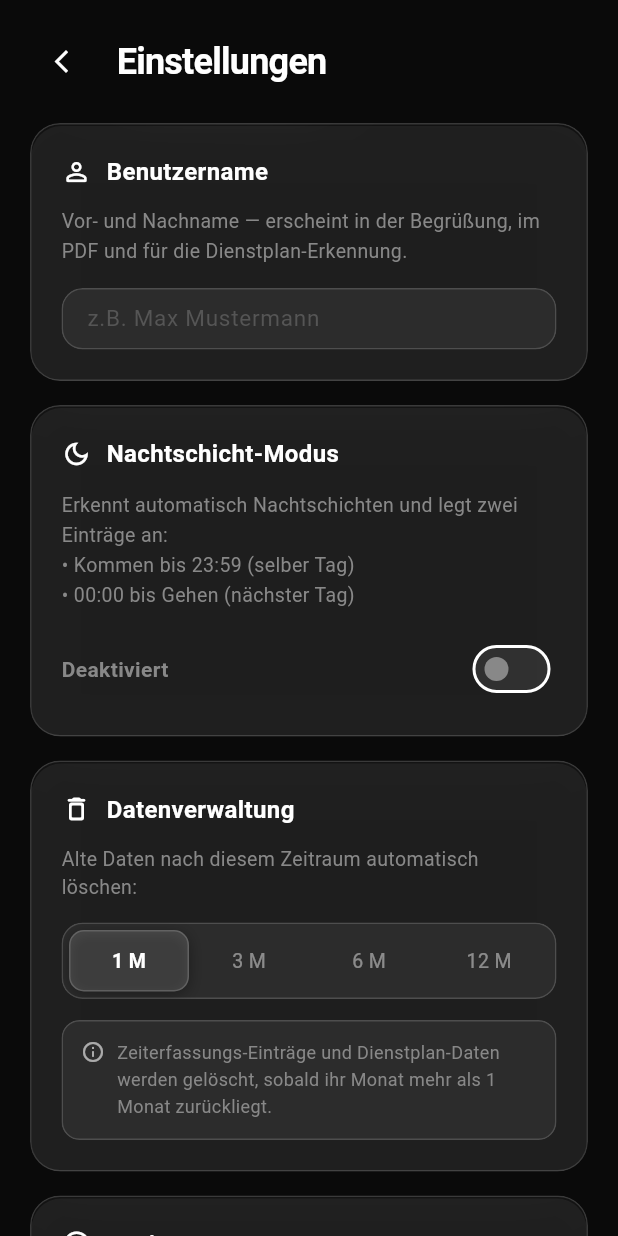
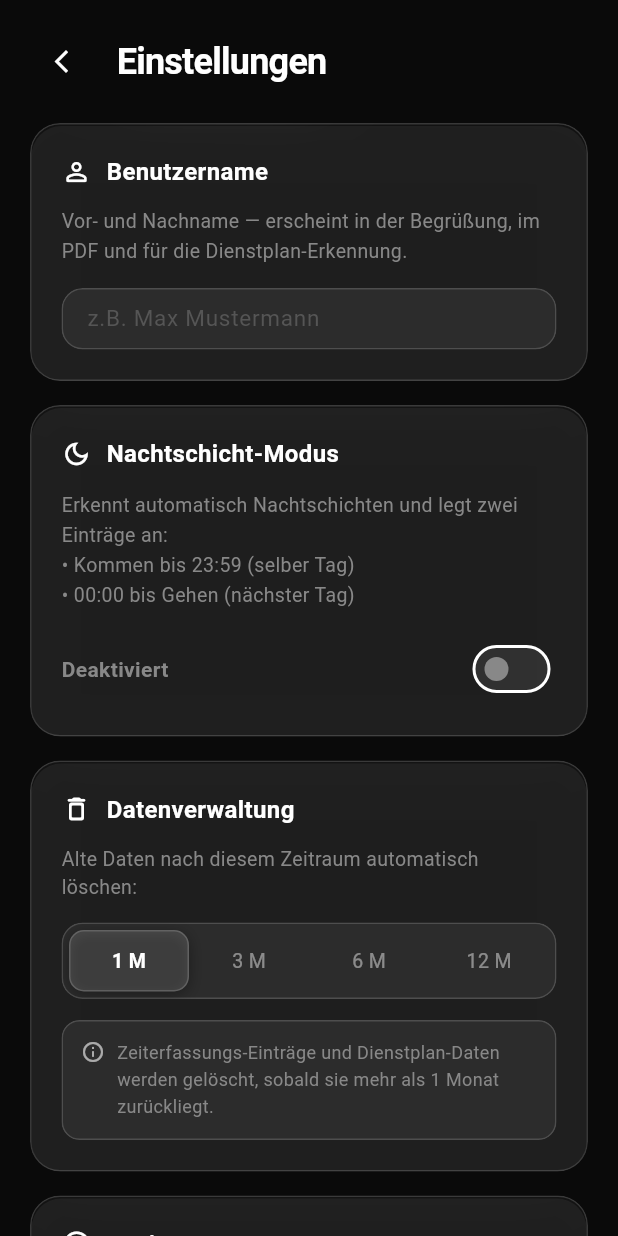
Before and after one commit to MarclKing/operationtimer, a Flutter app: the SettingsScreen screen opened directly, after a tap on an icon or button, on a phone screen of 412 x 824 dp. Run offline on Flutter 3.47's test engine with Material 3 defaults, Android fonts, the phone set to English and light mode, and no system bars; our stand-ins replace file_picker, hive_flutter, pdf, printing; missing offline and left inert: home_widget, receive_sharing_intent; accounts and stored records are empty.

Commit message:
Änderungen für v1.2.1

```diff
--- a/lib/main.dart
+++ b/lib/main.dart
@@ -17,6 +17,7 @@ import 'package:flutter/gestures.dart';
 import 'package:flutter/foundation.dart' show kIsWeb;
 import 'package:flutter/services.dart';
 import 'dart:convert';
+import 'utils/cleanup.dart';
 
 void main() async {
   WidgetsFlutterBinding.ensureInitialized();
@@ -24,6 +25,7 @@ void main() async {
   await Hive.openBox('arbeitszeiten');
   await Hive.openBox('einstellungen');
   _migrateOldEntries();
+  await runAutoCleanup();
   await initializeDateFormatting('de', null);
   runApp(const MyApp());
 }
--- a/lib/screens/settings_screen.dart
+++ b/lib/screens/settings_screen.dart
@@ -47,7 +47,6 @@ class _SettingsScreenState extends State<SettingsScreen> {
         box.get('nachtschicht_modus', defaultValue: false) as bool;
     _dienstplanDevMode =
         box.get('dienstplan_dev_placeholder', defaultValue: false) as bool;
-    _autoDeleteOldEntries();
   }
 
   @override
@@ -536,8 +535,12 @@ void _autoSaveName() {
                                             _deleteAfterMonths == months;
                                         return Expanded(
                                           child: GestureDetector(
-                                            onTap: () => setState(
-                                                () => _deleteAfterMonths = months),
+                                            onTap: () {
+                                              setState(() => _deleteAfterMonths = months);
+                                              Hive.box('einstellungen')
+                                                  .put('deleteAfterMonths', months);
+                                              _autoDeleteOldEntries();
+                                            },
                                             child: AnimatedContainer(
                                               duration: const Duration(
                                                   milliseconds: 200),
@@ -607,7 +610,7 @@ void _autoSaveName() {
                                         const SizedBox(width: 8),
                                         Expanded(
                                           child: Text(
-                                            'Zeiterfassungs-Einträge und Dienstplan-Daten werden gelöscht, sobald ihr Monat mehr als $monthLabel zurückliegt.',
+                                            'Zeiterfassungs-Einträge und Dienstplan-Daten werden gelöscht, sobald sie mehr als $monthLabel zurückliegt.',
                                             style: TextStyle(
                                                 fontSize: 12,
                                                 color: skin.textMuted,
@@ -803,7 +806,7 @@ void _autoSaveName() {
 
                         const SizedBox(height: 40),
                         Center(
-                          child: Text('OpTimes v1.2.0',
+                          child: Text('OpTimes v1.2.1',
                               style: TextStyle(
                                   fontSize: 12, color: skin.textHint)),
                         ),
```
Also changed, not shown: lib/utils/cleanup.dart (added, +64 -0 lines).
